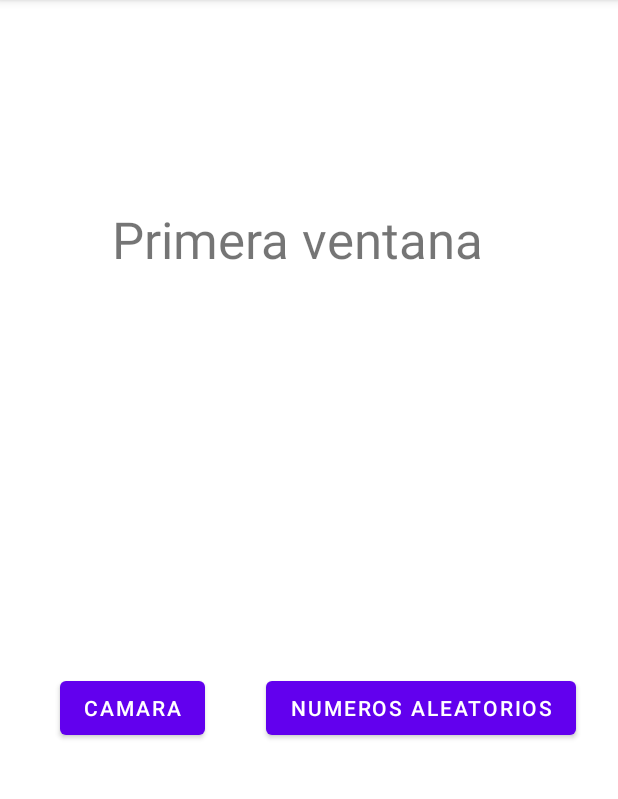
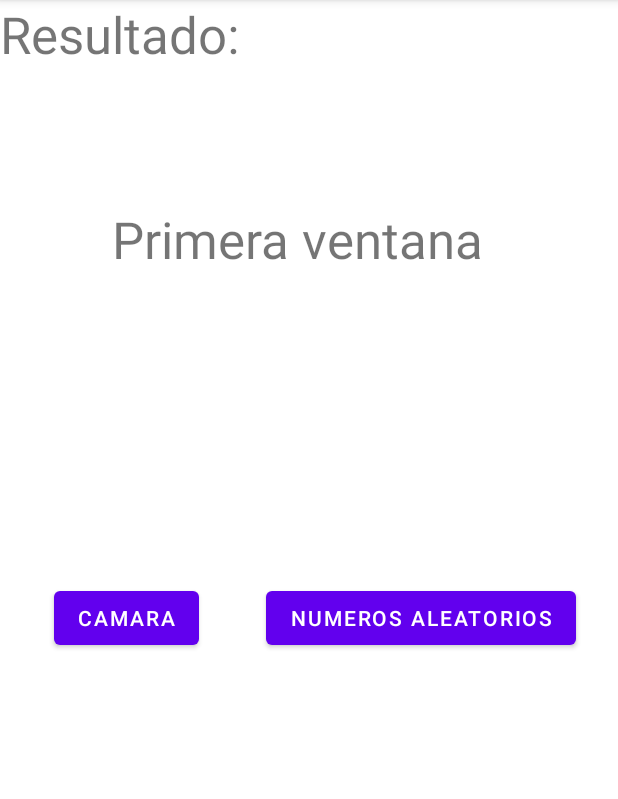
Before and after one commit to martaperezperez/Intent2, an Android app: the screen it shows after launch (MainActivity), after a tap on "CAMARA", on a phone screen of 412 x 824 dp, the part 84-883 px from its top. Run offline under Robolectric (Android 15) with nearby library versions, the phone set to English and light mode, and no system bars.

Commit message:
Numero random la suma y la correcion de esta

```diff
--- a/app/src/main/java/com/example/intent2/MainActivity.kt
+++ b/app/src/main/java/com/example/intent2/MainActivity.kt
@@ -5,14 +5,21 @@ import android.os.Bundle
 import android.content.Intent
 import android.graphics.Bitmap
 import android.provider.MediaStore
+import android.util.Log
 import android.widget.Button
 import android.widget.ImageView
 import android.widget.TextView
 import androidx.appcompat.app.AppCompatActivity
+import java.util.*
 
 class MainActivity : AppCompatActivity() {
+    //RESULTS
+    val RESULT_IMAGE_CAPTURE = 1
+    val RESULT_ACTIVITY =2
 
-    val REQUEST_IMAGE_CAPTURE = 1
+    //Numeros randomgenerados con el metodo randomNumbre()
+    val primeroNumero = Random().nextInt(10)
+    val segundoNumero = Random().nextInt(10)
 
     override fun onCreate(savedInstanceState: Bundle?) {
         super.onCreate(savedInstanceState)
@@ -20,21 +27,70 @@ class MainActivity : AppCompatActivity() {
 
         //El boton para iniciar la camara
         val callButton = findViewById<Button>(R.id.camara)
+        //El boton para enviar los numeros random
+        val buttonRandom = findViewById<Button>(R.id.numerosaleatorios)
+
 
         callButton.setOnClickListener {
-            //Creamos un intent específico que iniciará el teléfono
+            //Creamos un intent específico que iniciará la camara
             val intent = Intent(MediaStore.ACTION_IMAGE_CAPTURE)
-            //Llamamos a la activity teléfono
-            startActivityForResult(intent, REQUEST_IMAGE_CAPTURE)
+            //Llamamos a la activity de la camara
+            startActivityForResult(intent, RESULT_IMAGE_CAPTURE)
+        }
+
+
+        buttonRandom.setOnClickListener {
+        //Creamos un intent especifico para iniciar la segunda activity cuando pulsamos el boton de numeros random
+        val intent = Intent(this, MainActivity2::class.java)
+            //introducimos los numeros random generados por el intent
+            intent.putExtra("primerNumero",primeroNumero)
+            intent.putExtra("segundoNumero",segundoNumero)
+            //iniciamos la actividad con su respectivo result
+            startActivityForResult(intent,RESULT_ACTIVITY)
+
         }
     }
+
 
     override fun onActivityResult(requestCode: Int, resultCode: Int, data: Intent?) {
         super.onActivityResult(requestCode, resultCode, data)
         val imageView = findViewById<ImageView>(R.id.imageView)
-        if (requestCode == REQUEST_IMAGE_CAPTURE && resultCode == RESULT_OK && data != null) {
-            val imageBitmap = data.extras!!.get("data") as Bitmap
-            imageView.setImageBitmap(imageBitmap)
+        val resultText = findViewById<TextView>(R.id.textView)
+        //Si requestCode es distinti de -1
+        if (requestCode != Activity.RESULT_OK) {
+            when (requestCode) {
+                //si requestCode = 1 (CAMARA)
+                RESULT_IMAGE_CAPTURE -> {
+                    // si data no es null
+                    if (data != null) {
+                        //recogemos la imagen tomada
+                        val imageBitmap = data.extras!!.get("data") as Bitmap
+                        //Le mostramos la foto sacada
+                        imageView.setImageBitmap(imageBitmap)
+
+                    };
+                }
+                //Si requestCode = 2 (Resultado de la SecondActivity)
+                RESULT_ACTIVITY -> {
+                    //Si no es null
+                    if (data != null) {
+                        //recogemos el dato enviado por la secondActivity
+                        val resultString = data.getStringExtra("result")
+                        //Sumamos los valores para comprobar el resultado puesto por el usuario
+                        val suma = primeroNumero + segundoNumero
+                        Log.d("comprobamos", "Resultado 1AC = $resultString")
+                        //Comprobamos si la suma es la misma a la dada por el usuario
+                        if (suma.toString() == resultString) {
+                            resultText.text = "Resultado : CORRECTO "
+                        } else {
+                            resultText.text = "Resultado: INCORRECTO"
+                        }
+                    };
+
+                }
+                else -> {}
+            }
         }
-    }
-}
+
+            }
+            }
--- a/app/src/main/res/layout/activity_main.xml
+++ b/app/src/main/res/layout/activity_main.xml
@@ -34,11 +34,9 @@
         android:id="@+id/camara"
         android:layout_width="wrap_content"
         android:layout_height="wrap_content"
-        android:layout_marginStart="40dp"
-        android:layout_marginTop="224dp"
-        android:layout_marginEnd="68dp"
+        android:layout_marginStart="36dp"
+        android:layout_marginTop="164dp"
         android:text="Camara"
-        app:layout_constraintHorizontal_bias="0.521"
         app:layout_constraintStart_toStartOf="parent"
         app:layout_constraintTop_toBottomOf="@+id/imageView" />
 
@@ -46,10 +44,20 @@
         android:id="@+id/numerosaleatorios"
         android:layout_width="wrap_content"
         android:layout_height="wrap_content"
-        android:layout_marginTop="224dp"
+        android:layout_marginTop="164dp"
         android:layout_marginEnd="28dp"
         android:text="Numeros Aleatorios"
         app:layout_constraintEnd_toEndOf="parent"
         app:layout_constraintTop_toBottomOf="@+id/imageView" />
 
+    <TextView
+        android:id="@+id/textView"
+        android:layout_width="wrap_content"
+        android:layout_height="wrap_content"
+        android:text="Resultado:"
+        android:textSize="34sp"
+        tools:ignore="MissingConstraints"
+        tools:layout_editor_absoluteX="40dp"
+        tools:layout_editor_absoluteY="619dp" />
+
 </androidx.constraintlayout.widget.ConstraintLayout>
```
Also changed, not shown: app/src/main/AndroidManifest.xml (+6 -3 lines), app/src/main/java/com/example/intent2/MainActivity2.kt (added, +42 -0 lines), app/src/main/res/layout/activity_main2.xml (added, +34 -0 lines).
